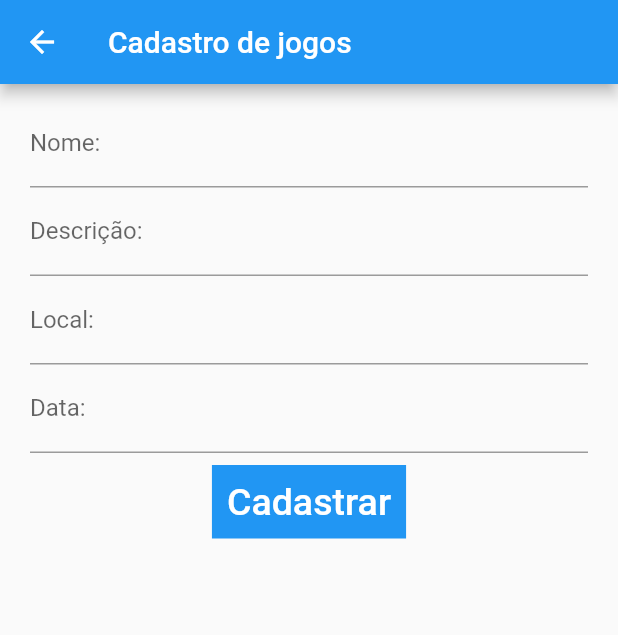
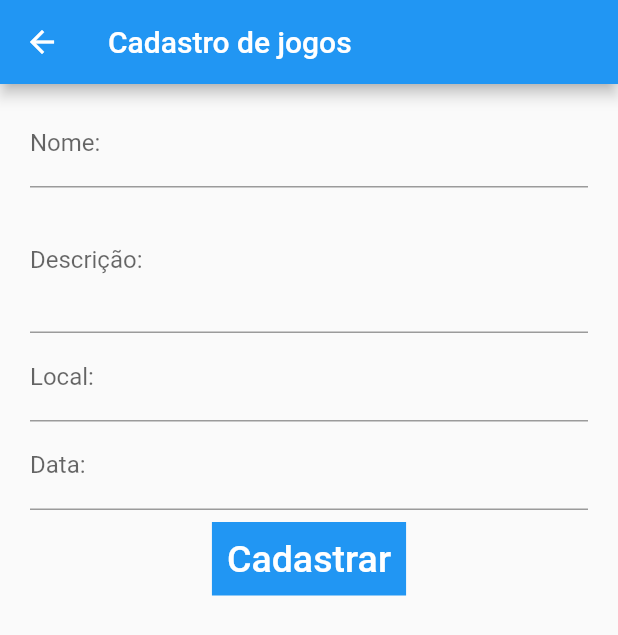
Before and after one commit to eduardouliana/gac-airsoft-app, a Flutter app: the AddGamePage screen opened directly, on a phone screen of 412 x 824 dp. Shown: the top 635 px of the screen. Run offline on Flutter 3.47's test engine with Material 2 defaults, Android fonts, the phone set to English and light mode, and no system bars; our stand-ins replace cloud_firestore, firebase_core; accounts and stored records are empty.

Commit message:
Ajustado campos no cadastro

```diff
--- a/lib/home/pages/games/add_game_page.dart
+++ b/lib/home/pages/games/add_game_page.dart
@@ -63,7 +63,7 @@ class _AddGamePageState extends State<AddGamePage> {
               text: 'Nome:',
               controller: nomeController,
             ),
-            InputWidget.Text(
+            InputWidget.MultiLineText(
               text: 'Descrição:',
               controller: descricaoController,
             ),
@@ -71,7 +71,7 @@ class _AddGamePageState extends State<AddGamePage> {
               text: 'Local:',
               controller: localController,
             ),
-            InputWidget.Password(
+            InputWidget.Date(
               text: 'Data:',
               controller: dataController,
             ),
```
